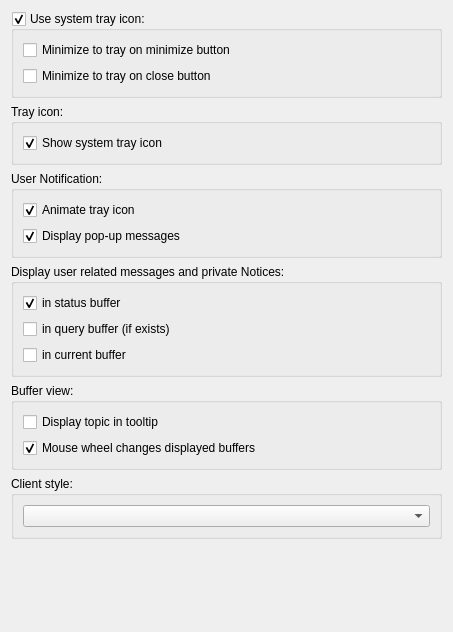
The window that src/qtui/settingspages/generalsettingspage.ui (quassel/quassel) describes before a commit, drawn with Qt 5.
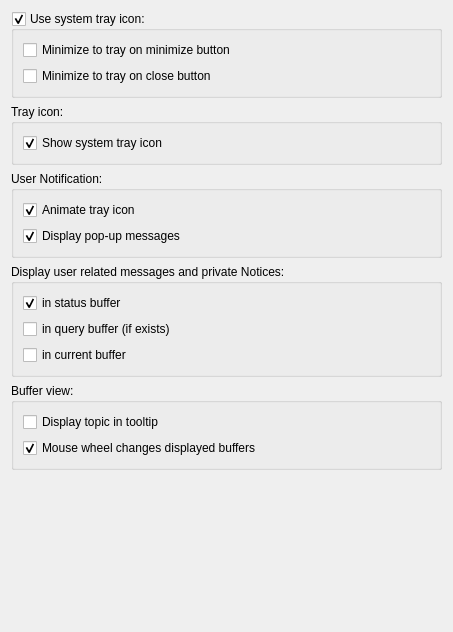
The same window after the commit.

Commit message: -moved the style option to general->appearance -added template settingspage in dev-notes

Patch:
```diff
--- a/src/qtui/settingspages/generalsettingspage.ui
+++ b/src/qtui/settingspages/generalsettingspage.ui
@@ -155,18 +155,6 @@
      </layout>
     </widget>
    </item>
-   <item>
-    <widget class="QGroupBox" name="groupBox_4" >
-     <property name="title" >
-      <string>Client style:</string>
-     </property>
-     <layout class="QHBoxLayout" >
-      <item>
-       <widget class="QComboBox" name="styleComboBox" />
-      </item>
-     </layout>
-    </widget>
-   </item>
    <item>
     <spacer>
      <property name="orientation" >
```
The commit also changes 9 other files.
